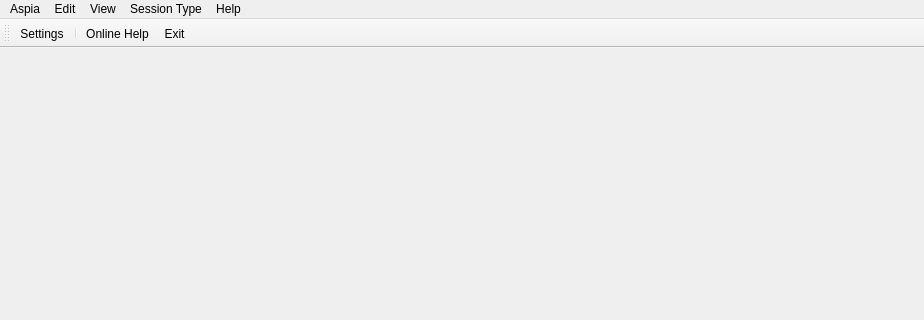
Above: source/client/ui/main_window.ui from dchapyshev/aspia before the change; both pictures show x 0 to 924 and y 0 to 320 of the 924 by 645 pixel window. Below: the same form after it.
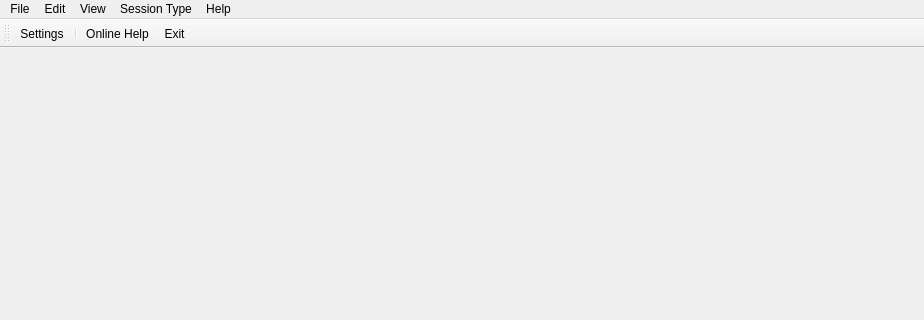
That is the form after the change. Icons and pictures are not drawn.

```diff
--- a/source/client/ui/main_window.ui
+++ b/source/client/ui/main_window.ui
@@ -63,9 +63,9 @@
      <height>26</height>
     </rect>
    </property>
-   <widget class="QMenu" name="menu_aspia">
+   <widget class="QMenu" name="menu_file">
     <property name="title">
-     <string notr="true">Aspia</string>
+     <string notr="true">File</string>
     </property>
     <addaction name="action_settings"/>
     <addaction name="separator"/>
@@ -116,7 +116,7 @@
      <string>Session Type</string>
     </property>
    </widget>
-   <addaction name="menu_aspia"/>
+   <addaction name="menu_file"/>
    <addaction name="menu_edit"/>
    <addaction name="menu_view"/>
    <addaction name="menu_session_type"/>
```
